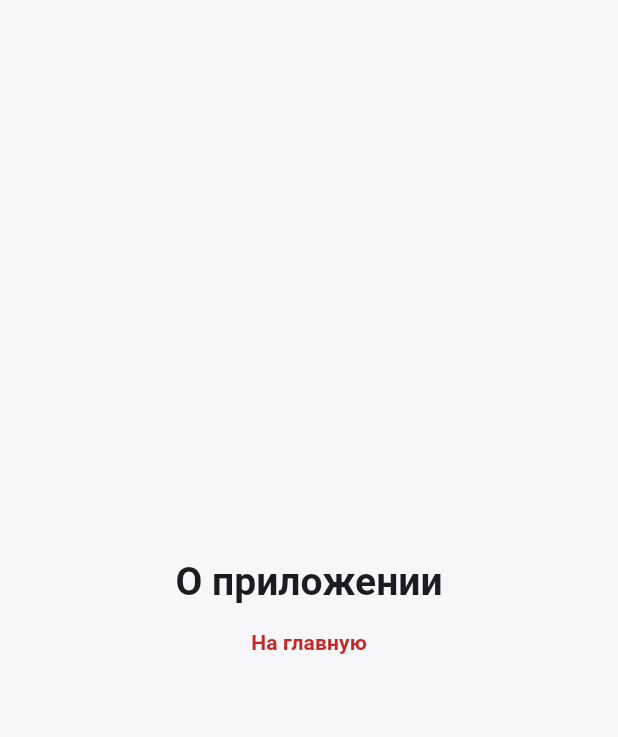
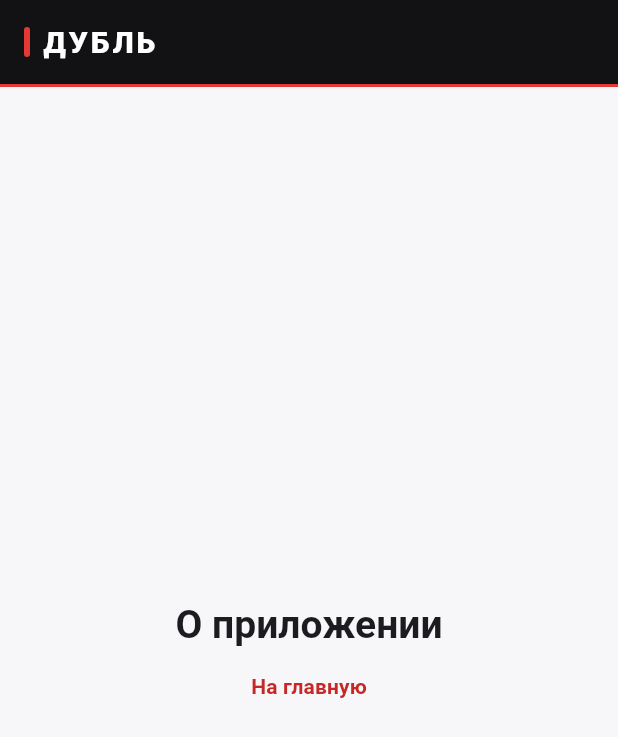
Before and after one commit to Egorezz/Cinema-Application, a Flutter app: the screen it shows after launch, after a tap on "О приложении", on a phone screen of 412 x 824 dp. Shown: the top 737 px of the screen. Run offline on Flutter 3.47's test engine with Material 3 defaults, Android fonts, the phone set to English and light mode, and no system bars; our stand-ins replace flutter_bloc, go_router; network calls fail.

Commit message:
feat(ui): add dark sliver app header with «Дубль» logo
Card 0.5. AppSliverHeader: near-black header with a red accent line and
AppLogo; floating + snap without actions, pinned when it has actions.
appBarTheme gives plain AppBars the same colors without the M3 tint.
Home, About and /ui-kit use the header. App title is now
«Дубль — онлайн-кинотеатр».

```diff
--- a/lib/core/l10n/strings.dart
+++ b/lib/core/l10n/strings.dart
@@ -1,6 +1,7 @@
 /// User-facing UI strings (Russian).
 abstract final class AppStrings {
-  static const appTitle = 'Онлайн-кинотеатр';
+  static const brandName = 'ДУБЛЬ';
+  static const appTitle = 'Дубль — онлайн-кинотеатр';
   static const aboutLink = 'О приложении';
   static const aboutTitle = 'О приложении';
   static const toHome = 'На главную';
--- a/lib/core/l10n/ui_kit_strings.dart
+++ b/lib/core/l10n/ui_kit_strings.dart
@@ -2,6 +2,10 @@
 abstract final class UiKitStrings {
   static const title = 'UI-kit';
 
+  static const header = 'Шапка';
+  static const headerHint =
+      'Без действий шапка уезжает при прокрутке вниз и возвращается при '
+      'прокрутке вверх; с действиями — закреплена.';
   static const buttons = 'Кнопки';
   static const inputs = 'Поля ввода';
   static const posters = 'Постеры';
--- a/lib/core/ui/theme/app_colors.dart
+++ b/lib/core/ui/theme/app_colors.dart
@@ -12,4 +12,7 @@ abstract final class AppColors {
   static const border = Color(0xFFD5D4DC);
   static const error = Color(0xFFB3261E);
   static const skeleton = Color(0xFFE3E3E8);
+  static const header = Color(0xFF121214);
+  static const onHeader = Color(0xFFFFFFFF);
+  static const accent = Color(0xFFE53935);
 }
--- a/lib/core/ui/theme/app_theme.dart
+++ b/lib/core/ui/theme/app_theme.dart
@@ -1,6 +1,7 @@
 import 'package:cinema_app/core/ui/theme/app_colors.dart';
 import 'package:cinema_app/core/ui/theme/app_spacing.dart';
 import 'package:flutter/material.dart';
+import 'package:flutter/services.dart';
 
 /// The only theme of the app (light). There is no dark theme.
 abstract final class AppTheme {
@@ -17,6 +18,7 @@ abstract final class AppTheme {
       onSurfaceVariant: AppColors.textSecondary,
       outline: AppColors.border,
     );
+    final textTheme = _textTheme();
     const buttonShape = RoundedRectangleBorder(
       borderRadius: BorderRadius.all(Radius.circular(AppSpacing.radiusS)),
     );
@@ -31,7 +33,23 @@ abstract final class AppTheme {
       brightness: Brightness.light,
       colorScheme: colorScheme,
       scaffoldBackgroundColor: AppColors.background,
-      textTheme: _textTheme(),
+      textTheme: textTheme,
+      appBarTheme: AppBarTheme(
+        backgroundColor: AppColors.header,
+        foregroundColor: AppColors.onHeader,
+        surfaceTintColor: Colors.transparent,
+        elevation: 0,
+        scrolledUnderElevation: 2,
+        shadowColor: Colors.black,
+        centerTitle: false,
+        titleTextStyle: textTheme.titleLarge?.copyWith(
+          fontWeight: FontWeight.w700,
+          color: AppColors.onHeader,
+        ),
+        iconTheme: const IconThemeData(color: AppColors.onHeader),
+        actionsIconTheme: const IconThemeData(color: AppColors.onHeader),
+        systemOverlayStyle: SystemUiOverlayStyle.light,
+      ),
       filledButtonTheme: FilledButtonThemeData(
         style: FilledButton.styleFrom(
           minimumSize: buttonMinSize,
--- /dev/null
+++ b/lib/core/ui/widgets/app_header.dart
@@ -0,0 +1,40 @@
+import 'package:cinema_app/core/ui/widgets/app_header_line.dart';
+import 'package:cinema_app/core/ui/widgets/app_logo.dart';
+import 'package:flutter/material.dart';
+
+/// App header as a sliver. Without [actions] it hides on scroll down and
+/// returns on any scroll up (floating + snap); with actions it is pinned.
+/// Colors come from `AppTheme.appBarTheme`.
+class AppSliverHeader extends StatelessWidget {
+  const AppSliverHeader({
+    super.key,
+    this.title,
+    this.actions = const [],
+    this.pinned,
+    this.leading,
+  });
+
+  /// Defaults to [AppLogo].
+  final Widget? title;
+  final List<Widget> actions;
+
+  /// Defaults to `actions.isNotEmpty`.
+  final bool? pinned;
+  final Widget? leading;
+
+  bool get isPinned => pinned ?? actions.isNotEmpty;
+
+  @override
+  Widget build(BuildContext context) {
+    return SliverAppBar(
+      key: const Key('app_sliver_header'),
+      pinned: isPinned,
+      floating: !isPinned,
+      snap: !isPinned,
+      title: title ?? const AppLogo(),
+      leading: leading,
+      actions: actions,
+      bottom: const AppHeaderLine(),
+    );
+  }
+}
--- /dev/null
+++ b/lib/core/ui/widgets/app_header_line.dart
@@ -0,0 +1,17 @@
+import 'package:cinema_app/core/ui/theme/app_colors.dart';
+import 'package:flutter/material.dart';
+
+/// 2 px accent line under the header, meant for `AppBar.bottom`.
+class AppHeaderLine extends StatelessWidget implements PreferredSizeWidget {
+  const AppHeaderLine({super.key});
+
+  static const double height = 2;
+
+  @override
+  Size get preferredSize => const Size.fromHeight(height);
+
+  @override
+  Widget build(BuildContext context) {
+    return Container(height: height, color: AppColors.accent);
+  }
+}
--- /dev/null
+++ b/lib/core/ui/widgets/app_logo.dart
@@ -0,0 +1,35 @@
+import 'package:cinema_app/core/l10n/strings.dart';
+import 'package:cinema_app/core/ui/theme/app_colors.dart';
+import 'package:cinema_app/core/ui/theme/app_spacing.dart';
+import 'package:flutter/material.dart';
+
+/// Brand logo: red mark followed by the brand name.
+class AppLogo extends StatelessWidget {
+  const AppLogo({super.key});
+
+  @override
+  Widget build(BuildContext context) {
+    return Row(
+      mainAxisSize: MainAxisSize.min,
+      children: [
+        Container(
+          width: 4,
+          height: 20,
+          decoration: const BoxDecoration(
+            color: AppColors.accent,
+            borderRadius: BorderRadius.all(Radius.circular(2)),
+          ),
+        ),
+        const SizedBox(width: AppSpacing.s),
+        Text(
+          AppStrings.brandName,
+          style: Theme.of(context).textTheme.titleLarge?.copyWith(
+            letterSpacing: 2,
+            fontWeight: FontWeight.w800,
+            color: AppColors.onHeader,
+          ),
+        ),
+      ],
+    );
+  }
+}
--- a/lib/features/about/presentation/pages/about_page.dart
+++ b/lib/features/about/presentation/pages/about_page.dart
@@ -1,6 +1,7 @@
 import 'package:cinema_app/core/l10n/strings.dart';
 import 'package:cinema_app/core/router/app_routes.dart';
 import 'package:cinema_app/core/ui/widgets/app_button.dart';
+import 'package:cinema_app/core/ui/widgets/app_header.dart';
 import 'package:cinema_app/core/ui/widgets/content_container.dart';
 import 'package:flutter/material.dart';
 import 'package:go_router/go_router.dart';
@@ -12,7 +13,12 @@ class AboutPage extends StatelessWidget {
   Widget build(BuildContext context) {
     return Scaffold(
       key: const Key('about_page'),
-      body: Center(
+      body: CustomScrollView(
+        slivers: [
+          const AppSliverHeader(),
+          SliverFillRemaining(
+            hasScrollBody: false,
+            child: Center(
               child: ContentContainer(
                 child: Column(
                   mainAxisSize: MainAxisSize.min,
@@ -31,6 +37,9 @@ class AboutPage extends StatelessWidget {
                 ),
               ),
             ),
+          ),
+        ],
+      ),
     );
   }
 }
--- a/lib/features/catalog/presentation/pages/home_page.dart
+++ b/lib/features/catalog/presentation/pages/home_page.dart
@@ -1,6 +1,7 @@
 import 'package:cinema_app/core/l10n/strings.dart';
 import 'package:cinema_app/core/router/app_routes.dart';
 import 'package:cinema_app/core/ui/widgets/app_button.dart';
+import 'package:cinema_app/core/ui/widgets/app_header.dart';
 import 'package:cinema_app/core/ui/widgets/content_container.dart';
 import 'package:flutter/material.dart';
 import 'package:go_router/go_router.dart';
@@ -12,7 +13,12 @@ class HomePage extends StatelessWidget {
   Widget build(BuildContext context) {
     return Scaffold(
       key: const Key('home_page'),
-      body: Center(
+      body: CustomScrollView(
+        slivers: [
+          const AppSliverHeader(),
+          SliverFillRemaining(
+            hasScrollBody: false,
+            child: Center(
               child: ContentContainer(
                 child: Column(
                   mainAxisSize: MainAxisSize.min,
@@ -31,6 +37,9 @@ class HomePage extends StatelessWidget {
                 ),
               ),
             ),
+          ),
+        ],
+      ),
     );
   }
 }
```
Also changed, not shown: lib/core/ui/showcase/ui_kit_page.dart (+27 -7 lines), 3 other files. Lines whose indentation alone changed are shown as unchanged.
